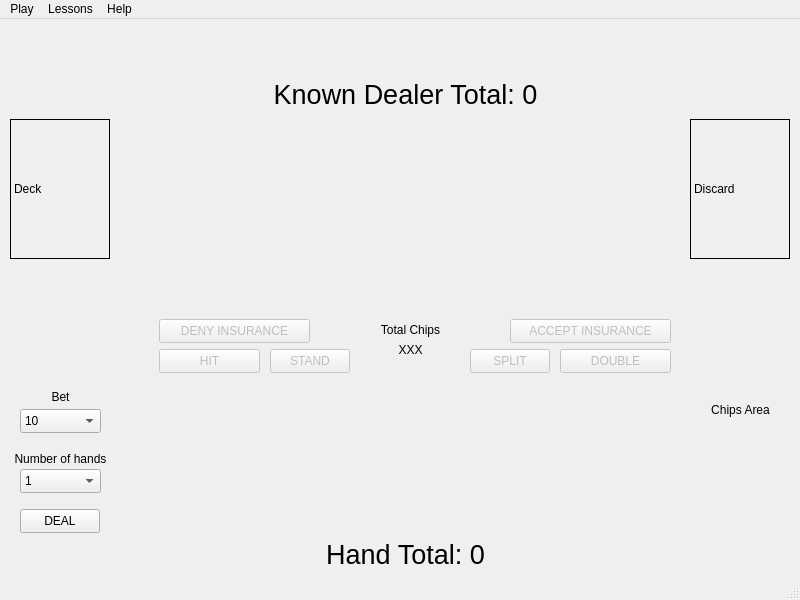
LandenHughes/QTCasinoGame, file CountingBlackjack/mainwindow.ui: the form before one commit.
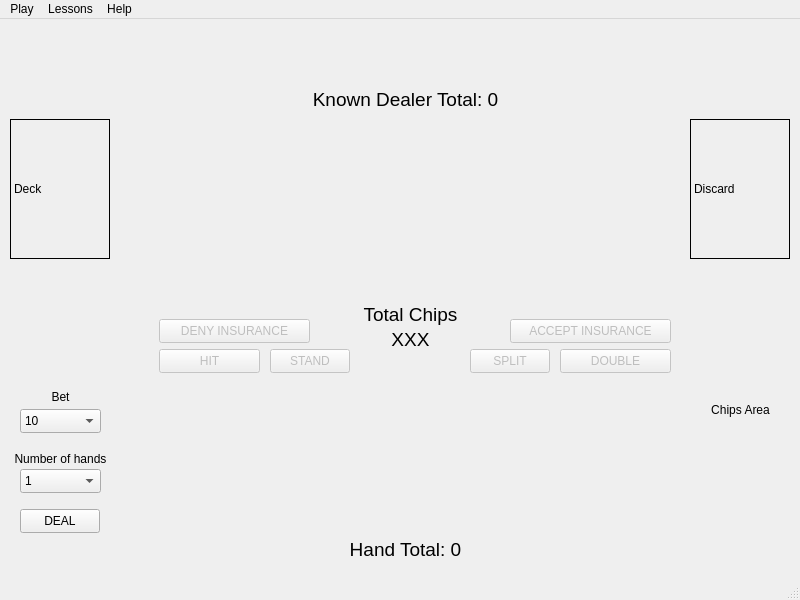
The form after the commit.

Patch:
```diff
--- a/CountingBlackjack/mainwindow.ui
+++ b/CountingBlackjack/mainwindow.ui
@@ -49,12 +49,17 @@
    <widget class="QLabel" name="label_5">
     <property name="geometry">
      <rect>
-      <x>360</x>
-      <y>300</y>
-      <width>101</width>
-      <height>21</height>
+      <x>350</x>
+      <y>280</y>
+      <width>121</width>
+      <height>31</height>
      </rect>
     </property>
+    <property name="font">
+     <font>
+      <pointsize>14</pointsize>
+     </font>
+    </property>
     <property name="text">
      <string>Total Chips</string>
     </property>
@@ -323,11 +328,16 @@
     <property name="geometry">
      <rect>
       <x>360</x>
-      <y>320</y>
+      <y>310</y>
       <width>101</width>
       <height>21</height>
      </rect>
     </property>
+    <property name="font">
+     <font>
+      <pointsize>14</pointsize>
+     </font>
+    </property>
     <property name="text">
      <string>XXX</string>
     </property>
@@ -339,14 +349,14 @@
     <property name="geometry">
      <rect>
       <x>230</x>
-      <y>60</y>
+      <y>70</y>
       <width>351</width>
-      <height>31</height>
+      <height>21</height>
      </rect>
     </property>
     <property name="font">
      <font>
-      <pointsize>20</pointsize>
+      <pointsize>14</pointsize>
      </font>
     </property>
     <property name="text">
@@ -362,12 +372,12 @@
       <x>290</x>
       <y>520</y>
       <width>231</width>
-      <height>31</height>
+      <height>21</height>
      </rect>
     </property>
     <property name="font">
      <font>
-      <pointsize>20</pointsize>
+      <pointsize>14</pointsize>
      </font>
     </property>
     <property name="text">
```
Left out of the diff: 2 changed lines with no effect on the pictures.
